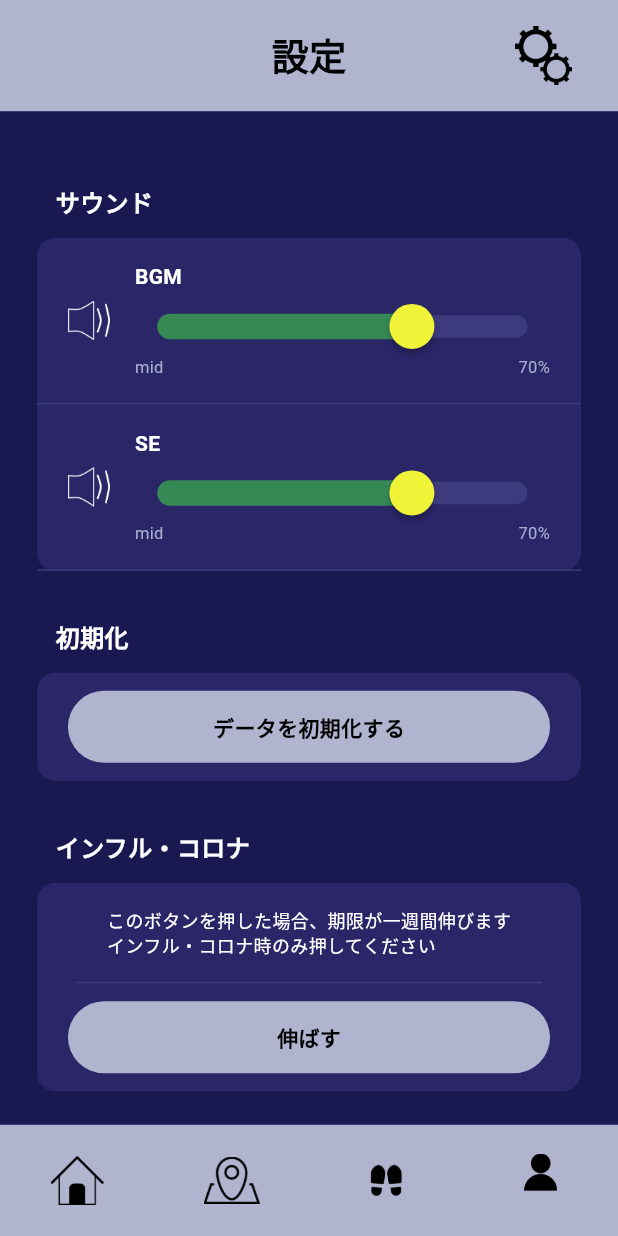
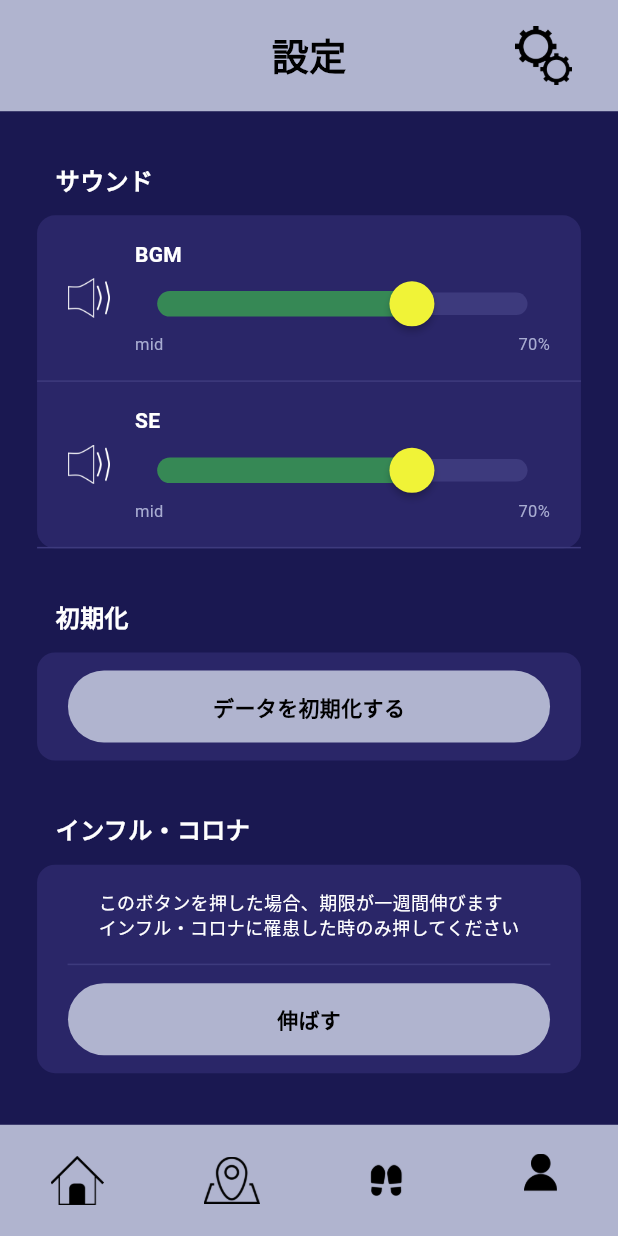
Before and after one commit to p2hacks2025/post-09, a Flutter app: the SettingScreen widget shown alone on an empty page, opened directly, on a phone screen of 412 x 824 dp. Run offline on Flutter 3.47's test engine with Material 3 defaults, Android fonts, the light colour scheme and no system bars; our stand-ins replace flutter_dotenv, flutter_map, geolocator, latlong2, pedometer, permission_handler and 1 more; accounts and stored records are empty; network calls fail.

Commit message:
設定画面UI改修

```diff
--- a/flutter/lib/screens/setting_screen.dart
+++ b/flutter/lib/screens/setting_screen.dart
@@ -26,13 +26,13 @@ class _SettingScreenState extends State<SettingScreen> {
       title: '設定',
       showBackButton: false,
       showTopStepCounter: false,
-      child: SingleChildScrollView(
+      child: SizedBox.expand(
         child: Padding(
           padding: EdgeInsets.symmetric(horizontal: screenWidth * 0.06),
           child: Column(
             crossAxisAlignment: CrossAxisAlignment.start,
             children: [
-              SizedBox(height: screenHeight * 0.06),
+              const Spacer(),
 
               // サウンド設定
               _buildSettingSection(
@@ -68,7 +68,7 @@ class _SettingScreenState extends State<SettingScreen> {
                 ],
               ),
 
-              SizedBox(height: screenHeight * 0.04),
+             const Spacer(),
 
               // 初期化設定
               _buildSettingSection(
@@ -102,7 +102,7 @@ class _SettingScreenState extends State<SettingScreen> {
                 ],
               ),
 
-              SizedBox(height: screenHeight * 0.04),
+              const Spacer(),
 
               // インフル・コロナ設定
               _buildSettingSection(
@@ -120,7 +120,7 @@ class _SettingScreenState extends State<SettingScreen> {
                       ),
                     ),
                     child: const Text(
-                      'このボタンを押した場合、期限が一週間伸びます\nインフル・コロナ時のみ押してください',
+                      'このボタンを押した場合、期限が一週間伸びます\nインフル・コロナに罹患した時のみ押してください',
                       style: TextStyle(color: Colors.white, fontSize: 12),
                     ),
                   ),
@@ -159,7 +159,7 @@ class _SettingScreenState extends State<SettingScreen> {
 
                           if (mounted) {
                             ScaffoldMessenger.of(context).showSnackBar(
-                              const SnackBar(content: Text('累計歩数を+1000しました！')),
+                              const SnackBar(content: Text('累計歩数を+1000しました！お大事に！')),
                             );
                           }
                         } catch (e) {
@@ -175,7 +175,7 @@ class _SettingScreenState extends State<SettingScreen> {
                 ],
               ),
 
-              SizedBox(height: screenHeight * 0.06),
+              const Spacer(),
             ],
           ),
         ),
```
